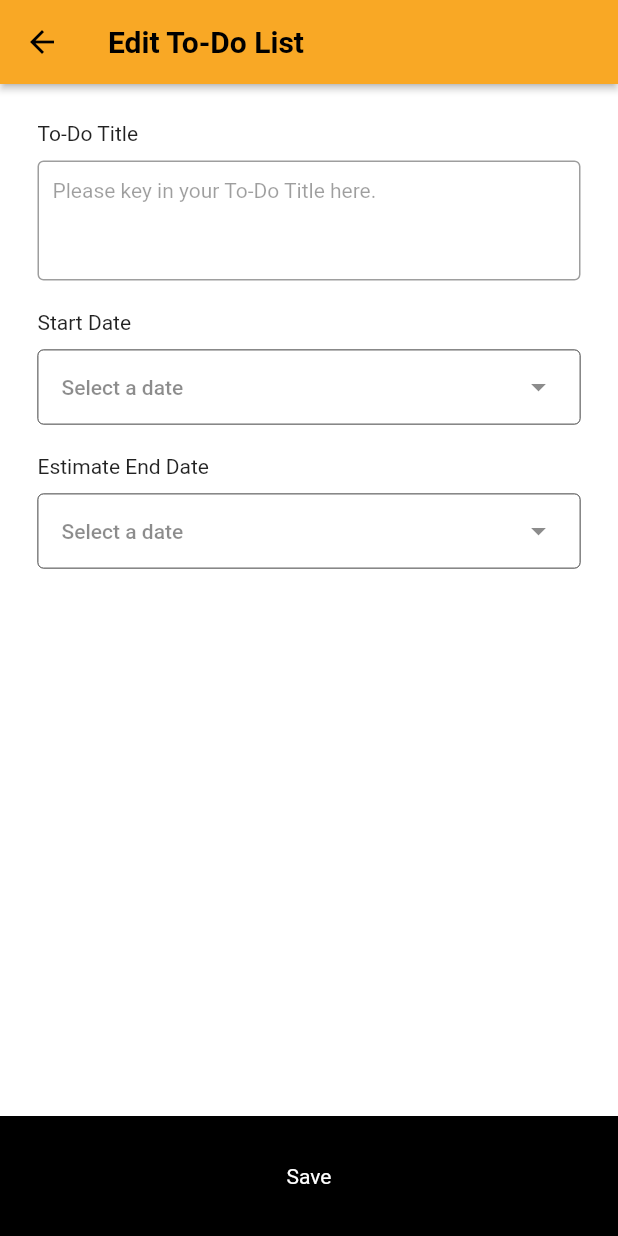
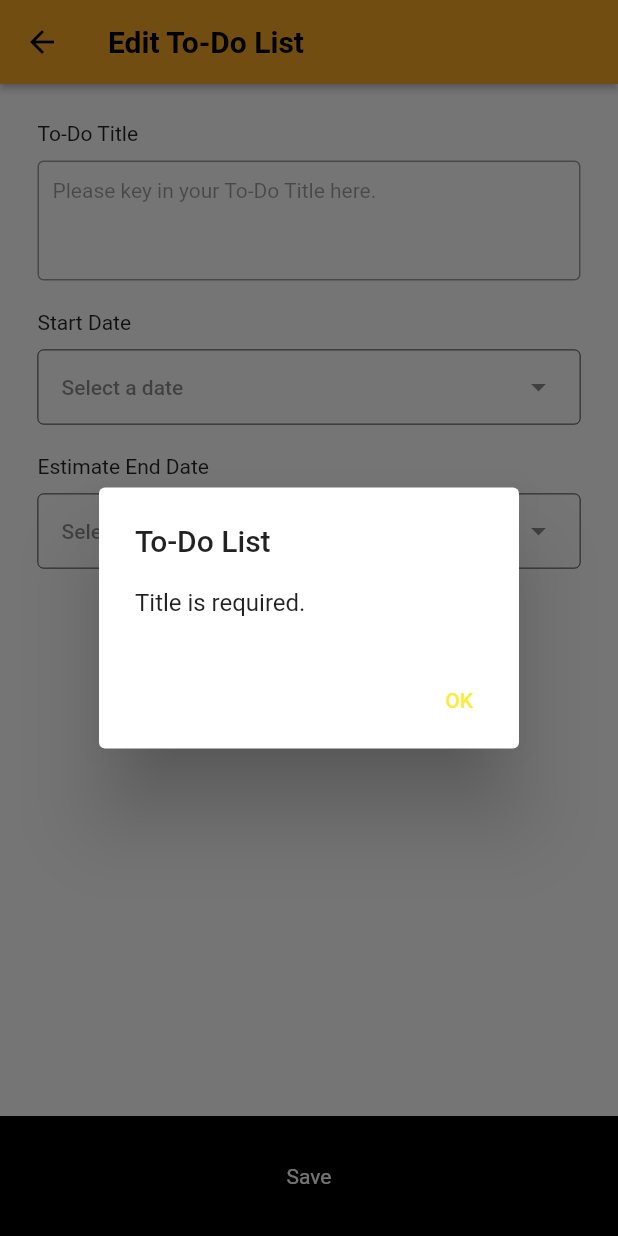
Before and after one commit to ws8149/flutter-to-do-list, a Flutter app: the EditTodoPage screen opened directly with empty values, after a tap on "Save", on a phone screen of 412 x 824 dp. Run offline on Flutter 3.47's test engine with Material 2 defaults, Android fonts, the phone set to English and light mode, and no system bars; our stand-ins replace shared_preferences; accounts and stored records are empty.

Commit message:
integrate validation into edit todo page

```diff
--- a/lib/pages/todo/EditTodoPage.dart
+++ b/lib/pages/todo/EditTodoPage.dart
@@ -2,6 +2,7 @@ import 'package:flutter/material.dart';
 import '../../components/AppNavBar.dart';
 import '../../components/AppScaffold.dart';
 import '../../components/DatePicker.dart';
+import '../../helpers/AlertHelper.dart';
 import '../../helpers/DateTimeHelpers.dart';
 import '../../models/AppDate.dart';
 import '../../models/Todo.dart';
@@ -140,6 +141,16 @@ class _EditTodoPageState extends State<EditTodoPage> {
           Spacer(),
           InkWell(
             onTap: () async {
+              if (_title == '') {
+                showAlert("Title is required.", context);
+                return;
+              }
+
+              if (_start_date_time!.isAfter(_end_date_time!)) {
+                showAlert("Start date must be before end date.", context);
+                return;
+              }
+
               LocalStorage localStorage = LocalStorage();
               await localStorage.updateTodo(
                   widget.id,
@@ -150,6 +161,8 @@ class _EditTodoPageState extends State<EditTodoPage> {
                   _end_date_time!
               );
               Navigator.pushNamedAndRemoveUntil(context, '/', (_) => false);
+
+
             },
             child: Container(
                 width: MediaQuery.of(context).size.width,
```
